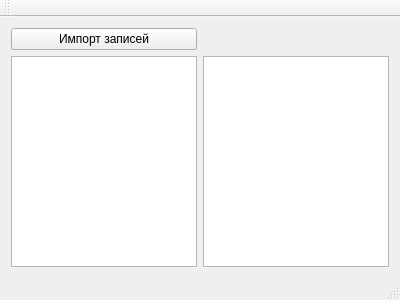
Qt form mainwindow.ui (Envek/Kosogor) before a commit.
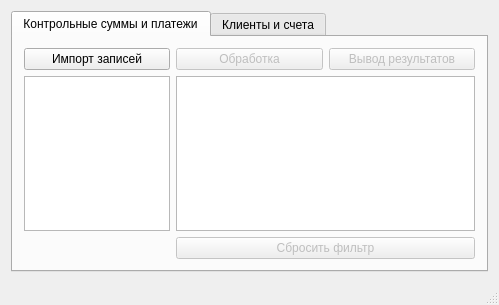
The same form after that commit.

The edit to the form file:
```diff
--- a/mainwindow.ui
+++ b/mainwindow.ui
@@ -6,8 +6,8 @@
    <rect>
     <x>0</x>
     <y>0</y>
-    <width>400</width>
-    <height>300</height>
+    <width>499</width>
+    <height>305</height>
    </rect>
   </property>
   <property name="windowTitle">
@@ -16,11 +16,18 @@
   <widget class="QWidget" name="centralWidget">
    <layout class="QGridLayout" name="gridLayout">
     <item row="1" column="0">
+     <widget class="QTabWidget" name="tabWidget">
+      <property name="currentIndex">
+       <number>0</number>
+      </property>
+      <widget class="QWidget" name="paymentsTab">
+       <attribute name="title">
+        <string>Контрольные суммы и платежи</string>
+       </attribute>
+       <layout class="QGridLayout" name="gridLayout_2" columnstretch="1,1,1">
+        <item row="1" column="0">
      <widget class="QTableView" name="checksumView"/>
     </item>
-    <item row="1" column="1">
-     <widget class="QTableView" name="paymentView"/>
-    </item>
     <item row="0" column="0">
      <widget class="QPushButton" name="importButton">
       <property name="text">
@@ -28,25 +35,57 @@
       </property>
      </widget>
     </item>
-   </layout>
-  </widget>
-  <widget class="QMenuBar" name="menuBar">
-   <property name="geometry">
-    <rect>
-     <x>0</x>
-     <y>0</y>
-     <width>400</width>
-     <height>27</height>
-    </rect>
-   </property>
-  </widget>
-  <widget class="QToolBar" name="mainToolBar">
-   <attribute name="toolBarArea">
-    <enum>TopToolBarArea</enum>
-   </attribute>
-   <attribute name="toolBarBreak">
+        <item row="0" column="1">
+         <widget class="QPushButton" name="processButton">
+          <property name="enabled">
+           <bool>false</bool>
+          </property>
+          <property name="text">
+           <string>Обработка</string>
+          </property>
+         </widget>
+        </item>
+        <item row="0" column="2">
+         <widget class="QPushButton" name="exportButton">
+          <property name="enabled">
+           <bool>false</bool>
+          </property>
+          <property name="text">
+           <string>Вывод результатов</string>
+          </property>
+         </widget>
+        </item>
+        <item row="1" column="1" colspan="2">
+         <widget class="QTableView" name="paymentView"/>
+        </item>
+        <item row="2" column="1" colspan="2">
+         <widget class="QPushButton" name="resetPaymentsFilterButton">
+          <property name="enabled">
     <bool>false</bool>
-   </attribute>
+          </property>
+          <property name="text">
+           <string>Сбросить фильтр</string>
+          </property>
+         </widget>
+        </item>
+       </layout>
+      </widget>
+      <widget class="QWidget" name="clientsTab">
+       <attribute name="title">
+        <string>Клиенты и счета</string>
+       </attribute>
+       <layout class="QGridLayout" name="gridLayout_3">
+        <item row="0" column="0">
+         <widget class="QTableView" name="clientView"/>
+        </item>
+        <item row="0" column="1">
+         <widget class="QTableView" name="accountView"/>
+        </item>
+       </layout>
+      </widget>
+     </widget>
+    </item>
+   </layout>
   </widget>
   <widget class="QStatusBar" name="statusBar"/>
  </widget>
```
Lines whose indentation alone changed are shown as unchanged.
